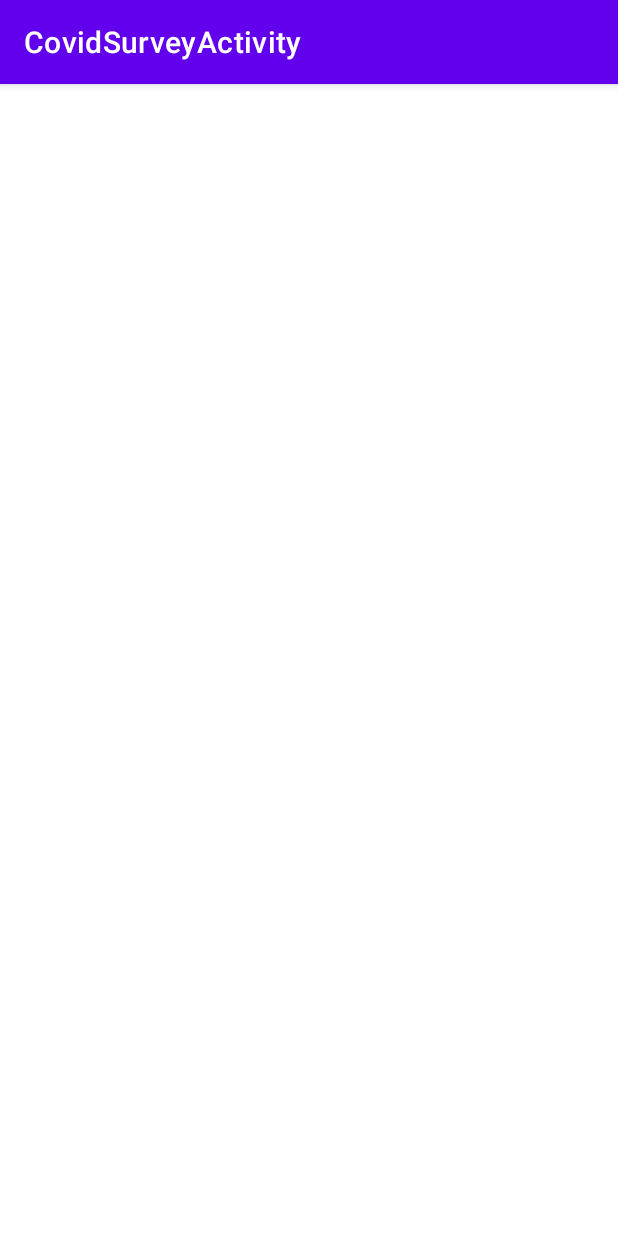
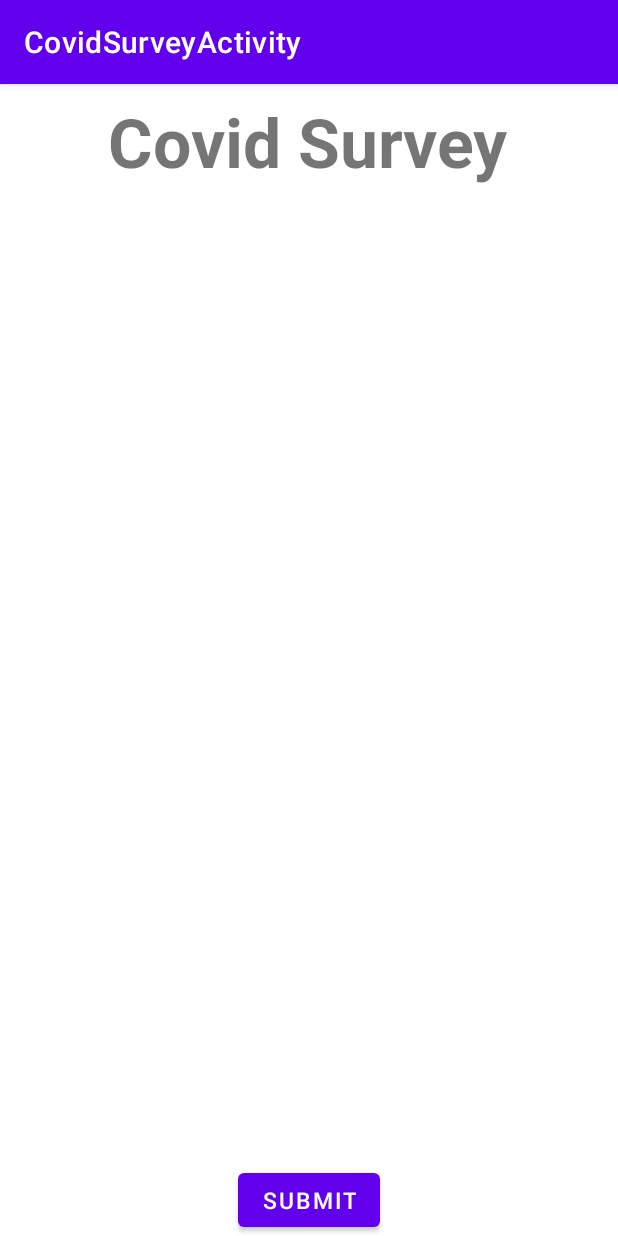
Before and after one commit to mculligan-Seneca/PRJ666-group2-SenFit, an Android app: the screen it shows after launch (CovidSurveyActivity), on a phone screen of 412 x 824 dp. Run offline under Robolectric (Android 15) with nearby library versions, the phone set to English and light mode, and no system bars.

Commit message:
save for now

```diff
--- a/SenFit/app/src/main/java/com/example/senfit/DatabaseClient.java
+++ b/SenFit/app/src/main/java/com/example/senfit/DatabaseClient.java
@@ -16,6 +16,8 @@ import androidx.room.Room;
 
 import java.util.concurrent.ExecutorService;
 import java.util.concurrent.Executors;
+
+import io.reactivex.Observer;
 
 public class DatabaseClient {
     private AppDatabase appDatabase;
@@ -39,5 +41,8 @@ public class DatabaseClient {
         return dbClient;
     }
 
+    public void insertMember(Member member, Observer observer){//rxjava observable
+
+    }
 
 }
--- a/SenFit/app/src/main/java/com/example/senfit/MemberDAO.java
+++ b/SenFit/app/src/main/java/com/example/senfit/MemberDAO.java
@@ -22,6 +22,7 @@ public interface MemberDAO {
     @Insert(onConflict = OnConflictStrategy.ABORT)
     public Long insertMember(Member member);//returns new rownumber
 
+    //use maybe
     @Query("Select * from members where member_id=:id")
     public Member getMember(int id);//IMPORTANT: Methods that retrieve data from database should
     // never be run from main thread
--- a/SenFit/app/src/main/java/com/example/senfit/SignUpProcessFragment.java
+++ b/SenFit/app/src/main/java/com/example/senfit/SignUpProcessFragment.java
@@ -75,9 +75,9 @@ public class SignUpProcessFragment extends DialogFragment {
         DatabaseClient dbClient = DatabaseClient.getInstance(getActivity().getApplicationContext());
         DatabaseClient.dbExecutors.execute(()->{
 
-                //TODO: HASH PASSWORD
+
                 try {
-                    PasswordHasher ph = new PasswordHasher();
+                    PasswordHasher ph = new PasswordHasher();//hashes password
                     String hash = new String(ph.hashPassword(member.getPassword()), "UTF-8");
                     member.setPassword(hash);
                     member.setSalt(ph.getSalt());//store salt in database
--- a/SenFit/app/src/main/res/layout/activity_covid_survey.xml
+++ b/SenFit/app/src/main/res/layout/activity_covid_survey.xml
@@ -6,4 +6,36 @@
     android:layout_height="match_parent"
     tools:context=".CovidSurveyActivity">
 
+
+    <TextView
+        android:id="@+id/survey_title"
+        android:layout_width="wrap_content"
+        android:layout_height="wrap_content"
+        android:text="Covid Survey"
+        android:textSize="45sp"
+        android:textStyle="bold"
+        app:layout_constraintEnd_toEndOf="parent"
+        app:layout_constraintHorizontal_bias="0.497"
+        app:layout_constraintStart_toStartOf="parent"
+        app:layout_constraintTop_toTopOf="parent"
+        app:layout_constraintBottom_toTopOf="@id/title_guideline"/>
+
+
+    <Button
+        android:id="@+id/survey_submit"
+        android:layout_width="wrap_content"
+        android:layout_height="wrap_content"
+        android:text="@string/submit"
+        android:textSize="15sp"
+        app:layout_constraintBottom_toBottomOf="parent"
+        app:layout_constraintEnd_toEndOf="parent"
+        app:layout_constraintStart_toStartOf="parent"
+        app:layout_constraintTop_toBottomOf="@+id/exposed_group" />
+
+    <androidx.constraintlayout.widget.Guideline
+        android:id="@+id/title_guideline"
+        android:layout_width="wrap_content"
+        android:layout_height="wrap_content"
+        android:orientation="horizontal"
+        app:layout_constraintGuide_percent="0.10"/>
 </androidx.constraintlayout.widget.ConstraintLayout>
--- a/SenFit/app/src/main/res/layout/activity_sign_up.xml
+++ b/SenFit/app/src/main/res/layout/activity_sign_up.xml
@@ -236,6 +236,7 @@
         android:layout_width="wrap_content"
         android:layout_height="wrap_content"
         android:text="@string/submit"
+        android:onClick="submitClick"
         app:layout_constraintBottom_toBottomOf="parent"
         app:layout_constraintEnd_toEndOf="parent"
         app:layout_constraintStart_toStartOf="parent"
--- a/SenFit/app/src/main/res/values/strings.xml
+++ b/SenFit/app/src/main/res/values/strings.xml
@@ -23,4 +23,6 @@
     values-round/strings.xml for round devices.
     -->
     <string name="hello_world">Hello Square World!</string>
+    <string name="cough_symptom">Do you have a cough?</string>
+    <string name="migraine_question">Do you have a migraine?</string>
 </resources>
```
Also changed, not shown: SenFit/app/src/main/java/com/example/senfit/CovidLog.java (+12 -7 lines), SenFit/app/src/main/java/com/example/senfit/CovidLogDAO.java (+12 -0 lines), SenFit/app/src/main/java/com/example/senfit/LoadingFragment.java (+12 -33 lines), SenFit/app/src/main/java/com/example/senfit/MemberSignUpViewModel.java (+8 -0 lines), SenFit/app/src/main/res/layout/fragment_loading.xml (+4 -4 lines).
